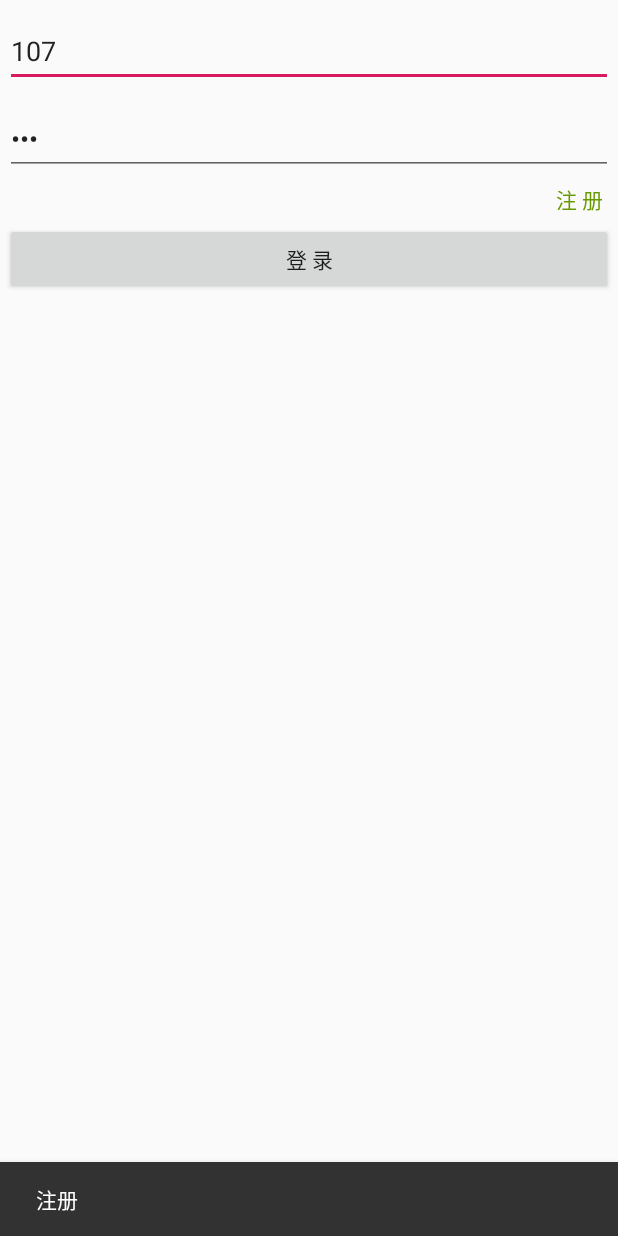
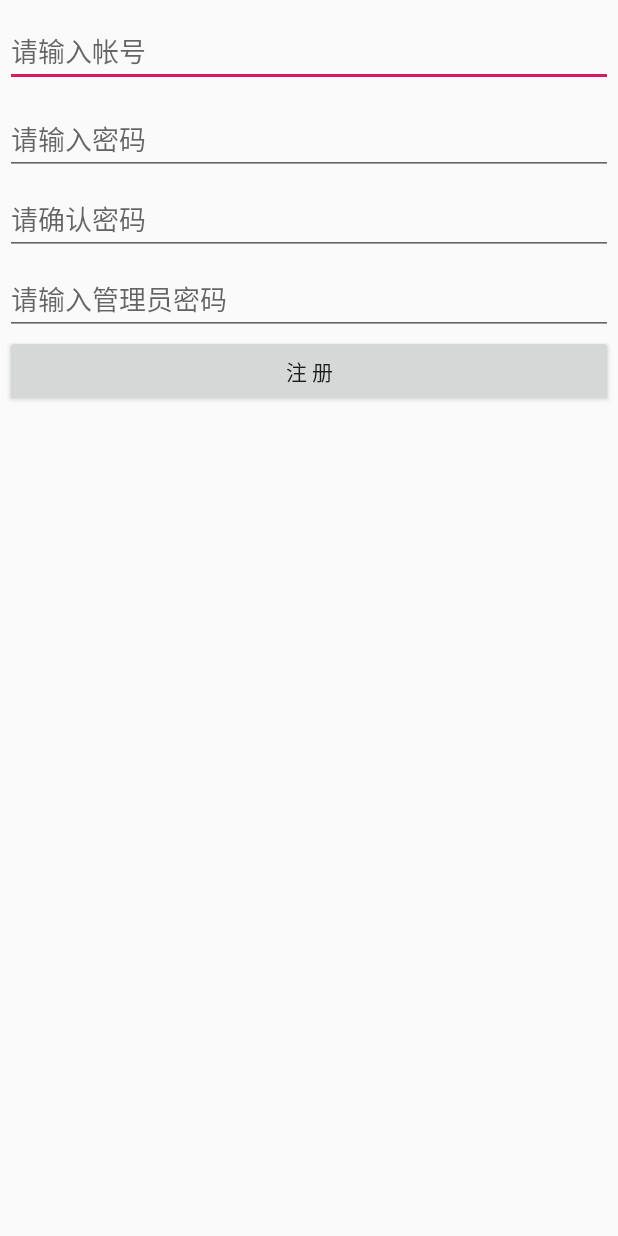
Before and after one commit to sebuaa2020/Team107, an Android app: the screen it shows after launch (MainActivity before the commit, RegisterActivity after it), after a tap on "注 册", on a phone screen of 412 x 824 dp. Run offline under Robolectric (Android 15) with nearby library versions, the phone set to English and light mode, and no system bars.

Commit message:
注册界面

```diff
--- a/Android Part/appforros/app/src/main/java/com/example/appforros/MainActivity.java
+++ b/Android Part/appforros/app/src/main/java/com/example/appforros/MainActivity.java
@@ -30,7 +30,9 @@ public class MainActivity extends AppCompatActivity {
         register.setOnClickListener(new View.OnClickListener() {
             @Override
             public void onClick(View v) {
-                Snackbar.make(v, "注册", Snackbar.LENGTH_SHORT).show();
+                //Snackbar.make(v, "注册", Snackbar.LENGTH_SHORT).show();
+                Intent intent = new Intent(MainActivity.this, RegisterActivity.class);
+                startActivity(intent);
             }
         });
 
@@ -45,6 +47,7 @@ public class MainActivity extends AppCompatActivity {
                     user_account.setText("");
                     user_password.setText("");
                     Intent intent = new Intent(MainActivity.this, SelectActivity.class);
+                    //intent.setFlags(Intent.FLAG_ACTIVITY_CLEAR_TOP);
                     startActivity(intent);
                 }
 
--- a/Android Part/appforros/app/src/main/java/com/example/appforros/RegisterActivity.java
+++ b/Android Part/appforros/app/src/main/java/com/example/appforros/RegisterActivity.java
@@ -1,12 +1,87 @@
 package com.example.appforros;
 
+import android.content.Intent;
 import android.os.Bundle;
+import android.text.method.PasswordTransformationMethod;
+import android.view.View;
+import android.widget.Button;
+import android.widget.EditText;
+import android.widget.Toast;
 
 import androidx.appcompat.app.AppCompatActivity;
 
 public class RegisterActivity extends AppCompatActivity {
+    private EditText new_account;
+    private EditText new_password;
+    private EditText repeat_password;
+    private EditText administer_password;
+    private Button register_button;
+    private String s_account;
+    private String s_password;
+    private String rs_password;
+    private String sa_password;
+    private final String ADMINISTER_PASSWORD = "team107";
+
     @Override
     protected void onCreate(Bundle savedInstanceState) {
         super.onCreate(savedInstanceState);
+        setContentView(R.layout.fragment_register);
+        new_account = findViewById(R.id.new_account);
+        new_password = findViewById(R.id.new_password);
+        repeat_password = findViewById(R.id.repeat_password);
+        administer_password = findViewById(R.id.administer_password);
+        register_button = findViewById(R.id.register_button);
+        new_password.setTransformationMethod(PasswordTransformationMethod.getInstance());
+        repeat_password.setTransformationMethod(PasswordTransformationMethod.getInstance());
+        administer_password.setTransformationMethod(PasswordTransformationMethod.getInstance());
+
+        register_button.setOnClickListener(new View.OnClickListener() {
+            @Override
+            public void onClick(View v) {
+                if (check()) {
+                    addAccount();
+                    Toast.makeText(v.getContext(), "添加帐号成功", Toast.LENGTH_SHORT).show();
+                    Intent intent = new Intent(RegisterActivity.this, MainActivity.class);
+                    intent.setFlags(Intent.FLAG_ACTIVITY_CLEAR_TOP);
+                    startActivity(intent);
+                }
+                setEdit();
+            }
+        });
+
     }
+
+    private boolean check() {
+        s_account = new_account.getText().toString();
+        s_password = new_password.getText().toString();
+        rs_password = repeat_password.getText().toString();
+        sa_password = administer_password.getText().toString();
+        if (s_account.equals("")) {
+            Toast.makeText(this, "请输入帐号", Toast.LENGTH_SHORT).show();
+            return false;
+        } else if (s_password.equals("")) {
+            Toast.makeText(this, "请输入密码", Toast.LENGTH_SHORT).show();
+            return false;
+        } else if (!rs_password.equals(s_password)) {
+            Toast.makeText(this, "确认密码错误", Toast.LENGTH_SHORT).show();
+            return false;
+        } else if (!sa_password.equals(ADMINISTER_PASSWORD)) {
+            Toast.makeText(this, "管理员密码错误", Toast.LENGTH_SHORT).show();
+            return false;
+        } else {
+            return true;
+        }
+    }
+
+    private void addAccount() {
+
+    }
+
+    private void setEdit() {
+        new_account.setText("");
+        new_password.setText("");
+        repeat_password.setText("");
+        administer_password.setText("");
+    }
+
 }
--- /dev/null
+++ b/Android Part/appforros/app/src/main/res/layout/fragment_register.xml
@@ -0,0 +1,54 @@
+<?xml version="1.0" encoding="utf-8"?>
+<LinearLayout xmlns:android="http://schemas.android.com/apk/res/android"
+    android:orientation="vertical"
+    android:layout_width="match_parent"
+    android:layout_height="match_parent">
+
+
+    <EditText
+        android:id="@+id/new_account"
+        android:layout_width="match_parent"
+        android:layout_height="wrap_content"
+        android:layout_marginTop="10dp"
+        android:layout_marginBottom="5dp"
+        android:layout_marginLeft="3dp"
+        android:layout_marginRight="3dp"
+        android:hint="请输入帐号" />
+
+    <EditText
+        android:id="@+id/new_password"
+        android:layout_width="match_parent"
+        android:layout_height="wrap_content"
+        android:layout_marginTop="5dp"
+        android:layout_marginLeft="3dp"
+        android:layout_marginRight="3dp"
+        android:hint="请输入密码" />
+
+    <EditText
+        android:id="@+id/repeat_password"
+        android:layout_width="match_parent"
+        android:layout_height="wrap_content"
+        android:layout_marginTop="5dp"
+        android:layout_marginLeft="3dp"
+        android:layout_marginRight="3dp"
+        android:hint="请确认密码" />
+
+    <EditText
+        android:id="@+id/administer_password"
+        android:layout_width="match_parent"
+        android:layout_height="wrap_content"
+        android:layout_marginTop="5dp"
+        android:layout_marginLeft="3dp"
+        android:layout_marginRight="3dp"
+        android:hint="请输入管理员密码" />
+
+    <Button
+        android:id="@+id/register_button"
+        android:layout_width="match_parent"
+        android:layout_height="wrap_content"
+        android:layout_marginLeft="3dp"
+        android:layout_marginRight="3dp"
+        android:text="注 册"/>
+
+
+</LinearLayout>
```
Also changed, not shown: Android Part/appforros/app/src/main/AndroidManifest.xml (+11 -0 lines).
